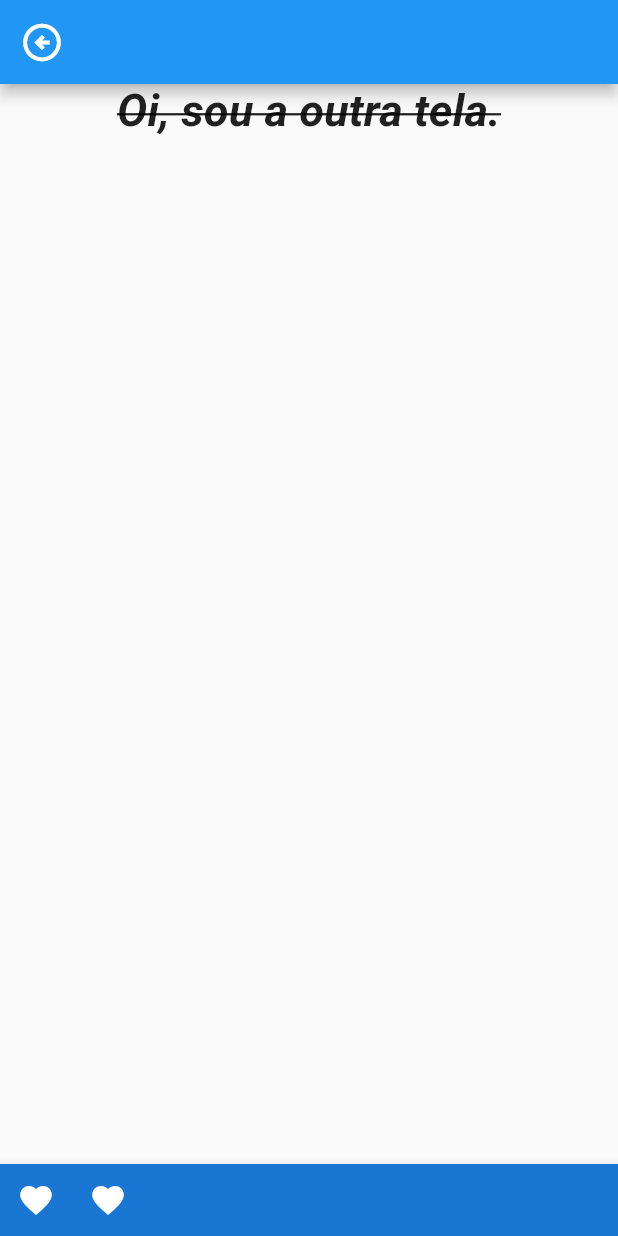
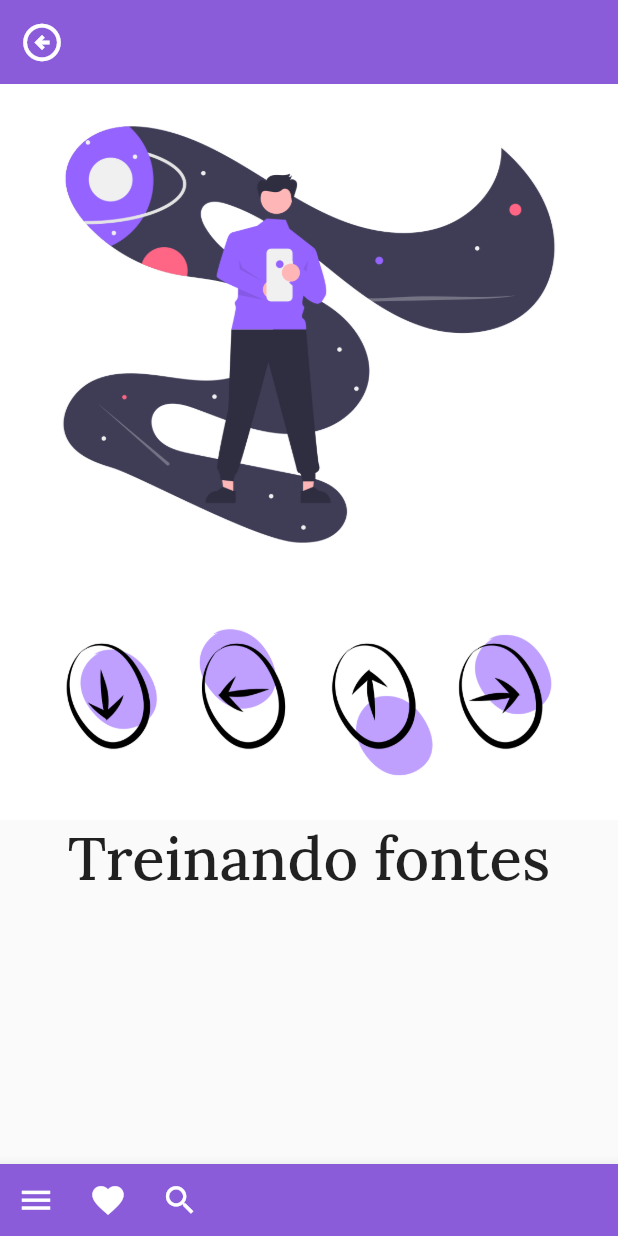
Before and after one commit to annaroncaliowarren/primeira_tela_flutter, a Flutter app: the screen it shows after launch, after a tap on the "keyboard arrow right" icon, on a phone screen of 412 x 824 dp. Run offline on Flutter 3.47's test engine with Material 2 defaults, Android fonts, the phone set to English and light mode, and no system bars; network calls fail.

```diff
--- /dev/null
+++ b/lib/core/app_assets.dart
@@ -0,0 +1,6 @@
+
+// imagens para o app
+const String imgLostOnline = 'assets/images/lost_online.png';
+const String imgCoffeFriends = 'assets/images/coffee_with_friends.png';
+const String imgOfficeSnack = 'assets/images/office_snack.png';
+const String imgCircleArrow = 'assets/images/handcrafts_circled_arrows.png';
--- a/lib/main.dart
+++ b/lib/main.dart
@@ -21,7 +21,8 @@ class HomePage extends StatelessWidget {
         title: const Text(
           'AppTreino',
         ),
-        backgroundColor: Colors.blue[300],
+        elevation: 0,
+        backgroundColor: Colors.blue[500],
         actions: [
           IconButton(
             onPressed: () {
--- a/lib/next_page.dart
+++ b/lib/next_page.dart
@@ -1,4 +1,5 @@
 import 'package:flutter/material.dart';
+import 'core/app_assets.dart';
 
 // stl atalho
 
@@ -9,6 +10,8 @@ class NextPage extends StatelessWidget {
   Widget build(BuildContext context) {
     return Scaffold(
       appBar: AppBar(
+        backgroundColor: Color.fromARGB(255, 138, 92, 218),
+        elevation: 0,
         leading: IconButton(
           onPressed: () {
             Navigator.pop(context);
@@ -19,29 +22,32 @@ class NextPage extends StatelessWidget {
           ),
         ),
       ),
-      body: const SingleChildScrollView(
-        child: Center(
-          child: Text(
-            'Oi, sou a outra tela.',
-            textAlign: TextAlign.center,
-            style: TextStyle(
-              fontSize: 30,
-              fontWeight: FontWeight.bold,
-              fontStyle: FontStyle.italic,
-              decoration: TextDecoration.lineThrough,
+      body: SingleChildScrollView(
+        child: Column(
+          children: [
+            Image.asset(imgLostOnline),
+            Image.asset(imgCircleArrow),
+            const Text(
+              'Treinando fontes',
+              style: TextStyle(
+                fontSize: 40,
+                fontFamily: 'Lora',
+                fontWeight: FontWeight.w500,
+              ),
             ),
-          ),
+            const SizedBox(height: 20),
+          ],
         ),
       ),
       bottomNavigationBar: BottomAppBar(
-        color: Colors.blue[700],
+        color: Color.fromARGB(255, 138, 92, 218),
         child: Row(
           children: [
             IconButton(
               onPressed: () {},
-              tooltip: 'Favorite',
+              tooltip: 'Menu',
               icon: const Icon(
-                Icons.favorite,
+                Icons.menu,
                 color: Colors.white,
                 size: 25,
               ),
@@ -55,6 +61,15 @@ class NextPage extends StatelessWidget {
                 size: 25,
               ),
             ),
+            IconButton(
+              onPressed: () {},
+              tooltip: 'Search',
+              icon: const Icon(
+                Icons.search,
+                color: Colors.white,
+                size: 25,
+              ),
+            ),
           ],
         ),
       ),
```
Also changed, not shown: pubspec.yaml (+9 -9 lines), assets/fonts/Lora-Bold.ttf (added), assets/fonts/Lora-Medium.ttf (added), assets/fonts/Lora-Regular.ttf (added), assets/images/coffee_with_friends.png (added), assets/images/handcrafts_circled_arrows.png (added), assets/images/lost_online.png (added), assets/images/office_snack.png (added).
